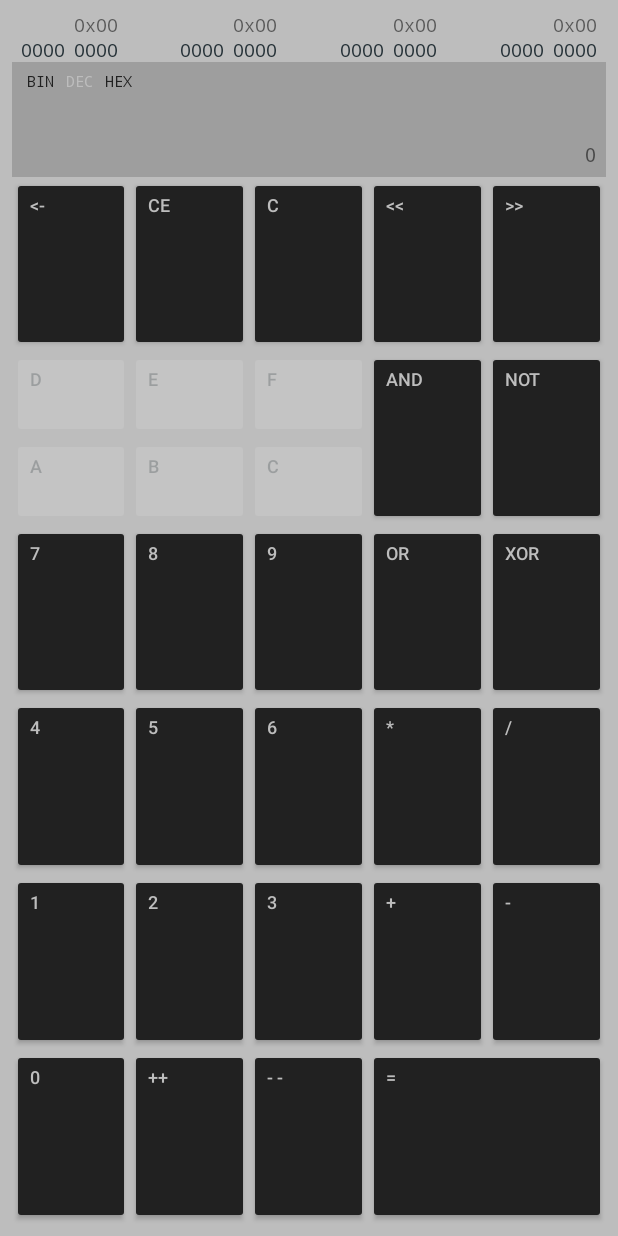
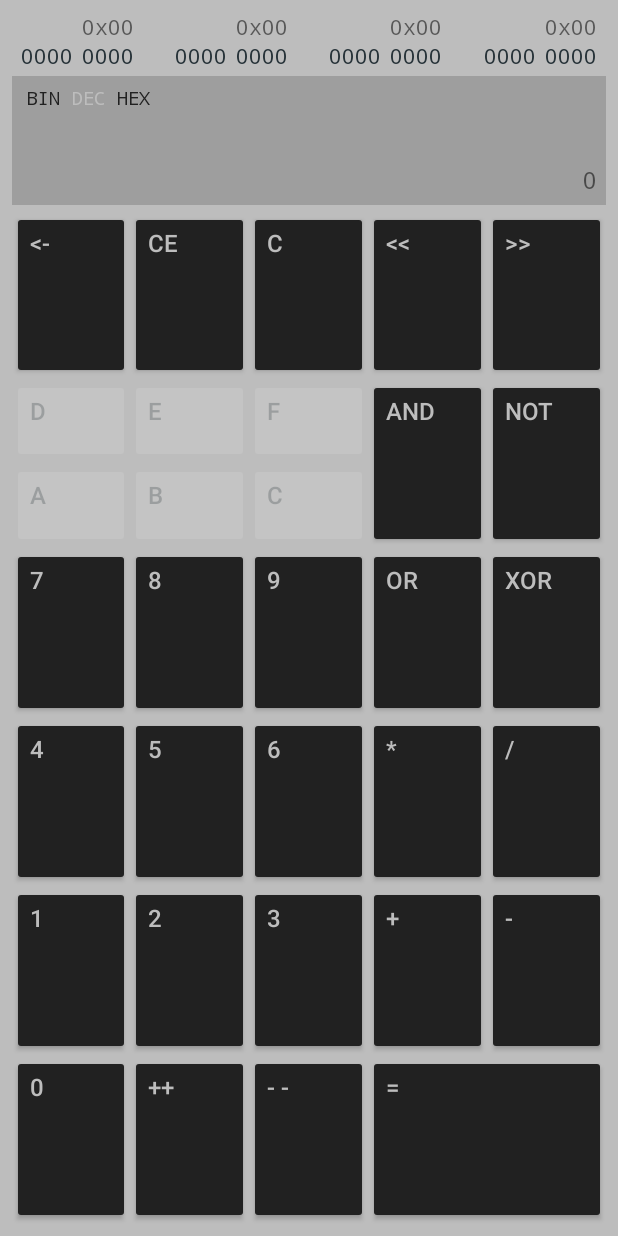
Before and after one commit to aksel/DevCalc, an Android app: the screen it shows after launch (MainActivity), on a phone screen of 412 x 824 dp. Run offline under Robolectric (Android 15) with nearby library versions, the phone set to English and light mode, and no system bars; pictures from the network do not load.

Commit message:
Remove odd resource qualifiers

```diff
--- a/app/src/main/res/values-hdpi/dimens.xml
+++ /dev/null
@@ -1,11 +0,0 @@
-<resources>
-    <dimen name="activity_horizontal_margin">@dimen/activity_horizontal_margin_hdpi</dimen>
-    <dimen name="activity_vertical_margin">@dimen/activity_vertical_margin_hdpi</dimen>
-    <dimen name="text_size_display">@dimen/text_size_display_hdpi</dimen>
-    <dimen name="text_size_button">@dimen/text_size_button_hdpi</dimen>
-    <dimen name="text_size_radio_button">@dimen/text_size_radio_button_hdpi</dimen>
-    <dimen name="text_size_toggle_button">@dimen/text_size_toggle_button_hdpi</dimen>
-    <dimen name="operation_text_view_height">@dimen/operation_text_view_height_hdpi</dimen>
-    <dimen name="space_size">@dimen/space_size_hdpi</dimen>
-    <dimen name="display_padding">@dimen/display_padding_hdpi</dimen>
-</resources>
--- a/app/src/main/res/values-ldpi/dimens.xml
+++ /dev/null
@@ -1,11 +0,0 @@
-<resources>
-    <dimen name="activity_horizontal_margin">@dimen/activity_horizontal_margin_ldpi</dimen>
-    <dimen name="activity_vertical_margin">@dimen/activity_vertical_margin_ldpi</dimen>
-    <dimen name="text_size_display">@dimen/text_size_display_ldpi</dimen>
-    <dimen name="text_size_button">@dimen/text_size_button_ldpi</dimen>
-    <dimen name="text_size_radio_button">@dimen/text_size_radio_button_ldpi</dimen>
-    <dimen name="text_size_toggle_button">@dimen/text_size_toggle_button_ldpi</dimen>
-    <dimen name="operation_text_view_height">@dimen/operation_text_view_height_ldpi</dimen>
-    <dimen name="space_size">@dimen/space_size_ldpi</dimen>
-    <dimen name="display_padding">@dimen/display_padding_ldpi</dimen>
-</resources>
--- a/app/src/main/res/values-mdpi/dimens.xml
+++ /dev/null
@@ -1,11 +0,0 @@
-<resources>
-    <dimen name="activity_horizontal_margin">@dimen/activity_horizontal_margin_mdpi</dimen>
-    <dimen name="activity_vertical_margin">@dimen/activity_vertical_margin_mdpi</dimen>
-    <dimen name="text_size_display">@dimen/text_size_display_mdpi</dimen>
-    <dimen name="text_size_button">@dimen/text_size_button_mdpi</dimen>
-    <dimen name="text_size_radio_button">@dimen/text_size_radio_button_mdpi</dimen>
-    <dimen name="text_size_toggle_button">@dimen/text_size_toggle_button_mdpi</dimen>
-    <dimen name="operation_text_view_height">@dimen/operation_text_view_height_mdpi</dimen>
-    <dimen name="space_size">@dimen/space_size_mdpi</dimen>
-    <dimen name="display_padding">@dimen/display_padding_mdpi</dimen>
-</resources>
--- a/app/src/main/res/values-xhdpi/dimens.xml
+++ /dev/null
@@ -1,11 +0,0 @@
-<resources>
-    <dimen name="activity_horizontal_margin">@dimen/activity_horizontal_margin_xhdpi</dimen>
-    <dimen name="activity_vertical_margin">@dimen/activity_vertical_margin_xhdpi</dimen>
-    <dimen name="text_size_display">@dimen/text_size_display_xhdpi</dimen>
-    <dimen name="text_size_button">@dimen/text_size_button_xhdpi</dimen>
-    <dimen name="text_size_radio_button">@dimen/text_size_radio_button_xhdpi</dimen>
-    <dimen name="text_size_toggle_button">@dimen/text_size_toggle_button_xhdpi</dimen>
-    <dimen name="operation_text_view_height">@dimen/operation_text_view_height_xhdpi</dimen>
-    <dimen name="space_size">@dimen/space_size_xhdpi</dimen>
-    <dimen name="display_padding">@dimen/display_padding_xhdpi</dimen>
-</resources>
--- a/app/src/main/res/values-xxhdpi/dimens.xml
+++ /dev/null
@@ -1,11 +0,0 @@
-<resources>
-    <dimen name="activity_horizontal_margin">@dimen/activity_horizontal_margin_xxhdpi</dimen>
-    <dimen name="activity_vertical_margin">@dimen/activity_vertical_margin_xxhdpi</dimen>
-    <dimen name="text_size_display">@dimen/text_size_display_xxhdpi</dimen>
-    <dimen name="text_size_button">@dimen/text_size_button_xxhdpi</dimen>
-    <dimen name="text_size_radio_button">@dimen/text_size_radio_button_xxhdpi</dimen>
-    <dimen name="text_size_toggle_button">@dimen/text_size_toggle_button_xxhdpi</dimen>
-    <dimen name="operation_text_view_height">@dimen/operation_text_view_height_xxhdpi</dimen>
-    <dimen name="space_size">@dimen/space_size_xxhdpi</dimen>
-    <dimen name="display_padding">@dimen/display_padding_xxhdpi</dimen>
-</resources>
--- a/app/src/main/res/values-xxxhdpi/dimens.xml
+++ /dev/null
@@ -1,11 +0,0 @@
-<resources>
-    <dimen name="activity_horizontal_margin">@dimen/activity_horizontal_margin_xxxhdpi</dimen>
-    <dimen name="activity_vertical_margin">@dimen/activity_vertical_margin_xxxhdpi</dimen>
-    <dimen name="text_size_display">@dimen/text_size_display_xxxhdpi</dimen>
-    <dimen name="text_size_button">@dimen/text_size_button_xxxhdpi</dimen>
-    <dimen name="text_size_radio_button">@dimen/text_size_radio_button_xxxhdpi</dimen>
-    <dimen name="text_size_toggle_button">@dimen/text_size_toggle_button_xxxhdpi</dimen>
-    <dimen name="operation_text_view_height">@dimen/operation_text_view_height_xxxhdpi</dimen>
-    <dimen name="space_size">@dimen/space_size_xxxhdpi</dimen>
-    <dimen name="display_padding">@dimen/display_padding_xxxhdpi</dimen>
-</resources>
--- a/app/src/main/res/values/dimens.xml
+++ b/app/src/main/res/values/dimens.xml
@@ -1,66 +1,13 @@
 <resources>
-    <dimen name="fab_margin">16dp</dimen>
+    <dimen name="activity_horizontal_margin">8dp</dimen>
+    <dimen name="activity_vertical_margin">8dp</dimen>
 
-    <dimen name="activity_horizontal_margin_ldpi">8dp</dimen>
-    <dimen name="activity_horizontal_margin_mdpi">8dp</dimen>
-    <dimen name="activity_horizontal_margin_hdpi">8dp</dimen>
-    <dimen name="activity_horizontal_margin_xhdpi">8dp</dimen>
-    <dimen name="activity_horizontal_margin_xxhdpi">10dp</dimen>
-    <dimen name="activity_horizontal_margin_xxxhdpi">10dp</dimen>
+    <dimen name="text_size_display">15dp</dimen>
+    <dimen name="text_size_button">16dp</dimen>
+    <dimen name="text_size_toggle_button">14dp</dimen>
+    <dimen name="text_size_radio_button">12dp</dimen>
 
-    <dimen name="activity_vertical_margin_ldpi">8dp</dimen>
-    <dimen name="activity_vertical_margin_mdpi">16dp</dimen>
-    <dimen name="activity_vertical_margin_hdpi">8dp</dimen>
-    <dimen name="activity_vertical_margin_xhdpi">8dp</dimen>
-    <dimen name="activity_vertical_margin_xxhdpi">10dp</dimen>
-    <dimen name="activity_vertical_margin_xxxhdpi">10dp</dimen>
-
-    <dimen name="operation_text_view_height_ldpi">48dp</dimen>
-    <dimen name="operation_text_view_height_mdpi">48dp</dimen>
-    <dimen name="operation_text_view_height_hdpi">32dp</dimen>
-    <dimen name="operation_text_view_height_xhdpi">36dp</dimen>
-    <dimen name="operation_text_view_height_xxhdpi">36dp</dimen>
-    <dimen name="operation_text_view_height_xxxhdpi">36dp</dimen>
-
-    <dimen name="text_size_display_ldpi">13dp</dimen>
-    <dimen name="text_size_display_mdpi">20dp</dimen>
-    <dimen name="text_size_display_hdpi">13dp</dimen>
-    <dimen name="text_size_display_xhdpi">15dp</dimen>
-    <dimen name="text_size_display_xxhdpi">15dp</dimen>
-    <dimen name="text_size_display_xxxhdpi">15dp</dimen>
-
-    <dimen name="text_size_button_ldpi">12dp</dimen>
-    <dimen name="text_size_button_mdpi">19dp</dimen>
-    <dimen name="text_size_button_hdpi">12dp</dimen>
-    <dimen name="text_size_button_xhdpi">16dp</dimen>
-    <dimen name="text_size_button_xxhdpi">15dp</dimen>
-    <dimen name="text_size_button_xxxhdpi">15dp</dimen>
-
-    <dimen name="text_size_toggle_button_ldpi">12dp</dimen>
-    <dimen name="text_size_toggle_button_mdpi">20dp</dimen>
-    <dimen name="text_size_toggle_button_hdpi">12dp</dimen>
-    <dimen name="text_size_toggle_button_xhdpi">14dp</dimen>
-    <dimen name="text_size_toggle_button_xxhdpi">14dp</dimen>
-    <dimen name="text_size_toggle_button_xxxhdpi">14dp</dimen>
-
-    <dimen name="text_size_radio_button_ldpi">12dp</dimen>
-    <dimen name="text_size_radio_button_mdpi">16dp</dimen>
-    <dimen name="text_size_radio_button_hdpi">10dp</dimen>
-    <dimen name="text_size_radio_button_xhdpi">12dp</dimen>
-    <dimen name="text_size_radio_button_xxhdpi">12dp</dimen>
-    <dimen name="text_size_radio_button_xxxhdpi">12dp</dimen>
-
-    <dimen name="space_size_ldpi">0dp</dimen>
-    <dimen name="space_size_mdpi">8dp</dimen>
-    <dimen name="space_size_hdpi">0dp</dimen>
-    <dimen name="space_size_xhdpi">4dp</dimen>
-    <dimen name="space_size_xxhdpi">4dp</dimen>
-    <dimen name="space_size_xxxhdpi">4dp</dimen>
-
-    <dimen name="display_padding_ldpi">5dp</dimen>
-    <dimen name="display_padding_mdpi">10dp</dimen>
-    <dimen name="display_padding_hdpi">6dp</dimen>
-    <dimen name="display_padding_xhdpi">6dp</dimen>
-    <dimen name="display_padding_xxhdpi">6dp</dimen>
-    <dimen name="display_padding_xxxhdpi">6dp</dimen>
+    <dimen name="operation_text_view_height">36dp</dimen>
+    <dimen name="space_size">4dp</dimen>
+    <dimen name="display_padding">6dp</dimen>
 </resources>
```
